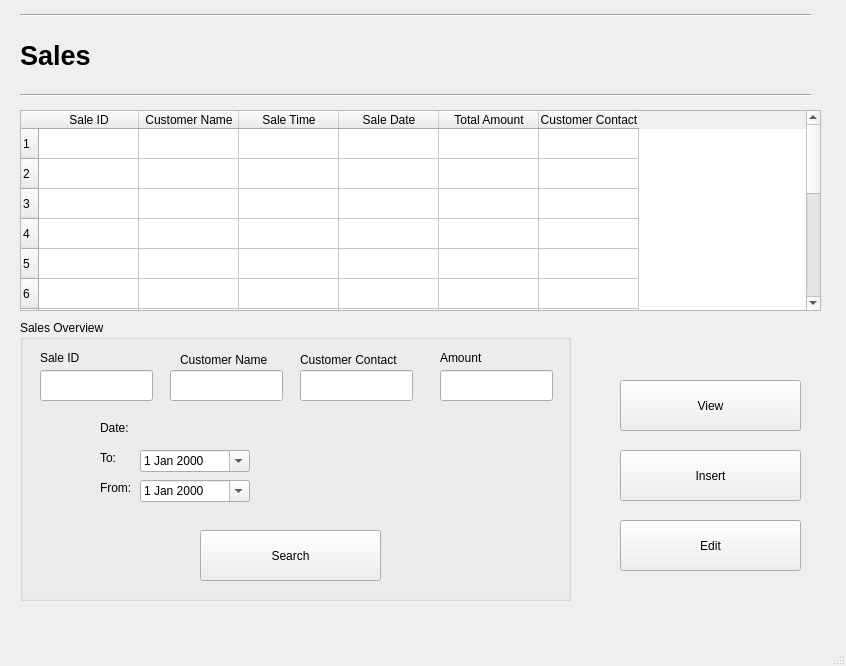
The window that Screens/Sales.ui (basil-ali-khan/Inventory-Management-System) describes before a commit, drawn with Qt 5.
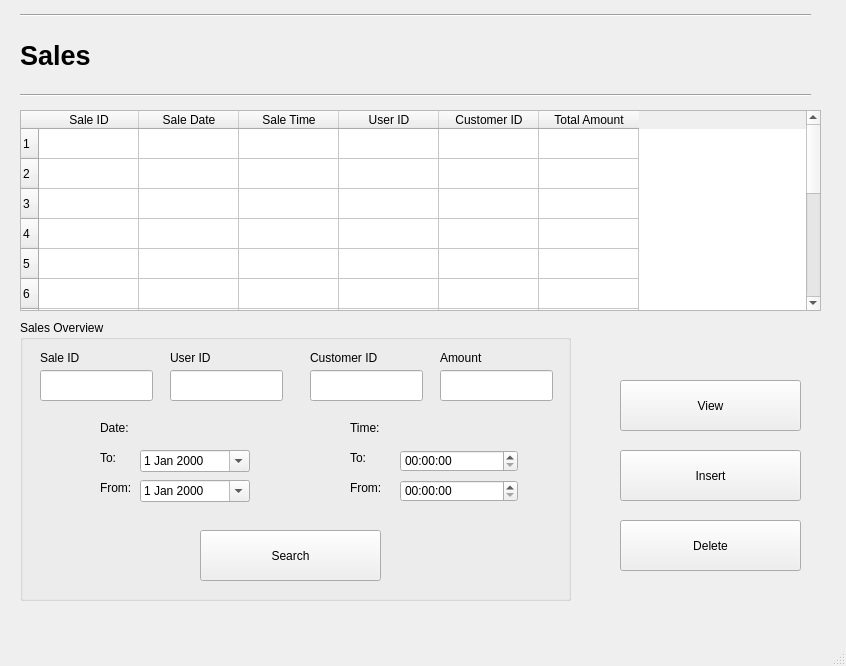
The same window after the commit.

Diff of the .ui file:
```diff
--- a/Screens/Sales.ui
+++ b/Screens/Sales.ui
@@ -143,31 +143,31 @@
       <string>Sale ID</string>
      </property>
     </column>
-    <column>
-     <property name="text">
-      <string>Customer Name</string>
-     </property>
-    </column>
-    <column>
-     <property name="text">
-      <string>Sale Time</string>
-     </property>
-    </column>
     <column>
      <property name="text">
       <string>Sale Date</string>
      </property>
     </column>
+    <column>
+     <property name="text">
+      <string>Sale Time</string>
+     </property>
+    </column>
+    <column>
+     <property name="text">
+      <string>User ID</string>
+     </property>
+    </column>
+    <column>
+     <property name="text">
+      <string>Customer ID</string>
+     </property>
+    </column>
     <column>
      <property name="text">
       <string>Total Amount</string>
      </property>
     </column>
-    <column>
-     <property name="text">
-      <string>Customer Contact</string>
-     </property>
-    </column>
    </widget>
    <widget class="QPushButton" name="pushButton">
     <property name="geometry">
@@ -179,7 +179,7 @@
      </rect>
     </property>
     <property name="text">
-     <string>Edit</string>
+     <string>Delete</string>
     </property>
    </widget>
    <widget class="QGroupBox" name="groupBox">
@@ -230,6 +230,29 @@
       <string>Date:</string>
      </property>
     </widget>
+    <widget class="QLineEdit" name="lineEdit_4">
+     <property name="geometry">
+      <rect>
+       <x>150</x>
+       <y>50</y>
+       <width>113</width>
+       <height>31</height>
+      </rect>
+     </property>
+    </widget>
+    <widget class="QLabel" name="label_5">
+     <property name="geometry">
+      <rect>
+       <x>150</x>
+       <y>30</y>
+       <width>55</width>
+       <height>16</height>
+      </rect>
+     </property>
+     <property name="text">
+      <string>User ID</string>
+     </property>
+    </widget>
     <widget class="QLabel" name="label_6">
      <property name="geometry">
       <rect>
@@ -285,7 +308,7 @@
     <widget class="QLineEdit" name="lineEdit_5">
      <property name="geometry">
       <rect>
-       <x>150</x>
+       <x>290</x>
        <y>50</y>
        <width>113</width>
        <height>31</height>
@@ -298,14 +321,73 @@
     <widget class="QLabel" name="label_8">
      <property name="geometry">
       <rect>
-       <x>160</x>
+       <x>290</x>
        <y>30</y>
-       <width>111</width>
-       <height>20</height>
+       <width>81</width>
+       <height>16</height>
       </rect>
      </property>
      <property name="text">
-      <string>Customer Name</string>
+      <string>Customer ID</string>
+     </property>
+    </widget>
+    <widget class="QLabel" name="label_9">
+     <property name="geometry">
+      <rect>
+       <x>330</x>
+       <y>130</y>
+       <width>55</width>
+       <height>16</height>
+      </rect>
+     </property>
+     <property name="text">
+      <string>To:</string>
+     </property>
+    </widget>
+    <widget class="QLabel" name="label_10">
+     <property name="geometry">
+      <rect>
+       <x>330</x>
+       <y>160</y>
+       <width>55</width>
+       <height>16</height>
+      </rect>
+     </property>
+     <property name="text">
+      <string>From:</string>
+     </property>
+    </widget>
+    <widget class="QLabel" name="label_11">
+     <property name="geometry">
+      <rect>
+       <x>330</x>
+       <y>100</y>
+       <width>55</width>
+       <height>16</height>
+      </rect>
+     </property>
+     <property name="text">
+      <string>Time:</string>
+     </property>
+    </widget>
+    <widget class="QTimeEdit" name="timeEdit">
+     <property name="geometry">
+      <rect>
+       <x>380</x>
+       <y>130</y>
+       <width>118</width>
+       <height>22</height>
+      </rect>
+     </property>
+    </widget>
+    <widget class="QTimeEdit" name="timeEdit_2">
+     <property name="geometry">
+      <rect>
+       <x>380</x>
+       <y>160</y>
+       <width>118</width>
+       <height>22</height>
+      </rect>
      </property>
     </widget>
     <widget class="QPushButton" name="pushButton_2">
@@ -347,32 +429,6 @@
       <string/>
      </property>
     </widget>
-    <widget class="QLineEdit" name="lineEdit_7">
-     <property name="geometry">
-      <rect>
-       <x>280</x>
-       <y>50</y>
-       <width>113</width>
-       <height>31</height>
-      </rect>
-     </property>
-     <property name="text">
-      <string/>
-     </property>
-    </widget>
-    <widget class="QLabel" name="label_9">
-     <property name="geometry">
-      <rect>
-       <x>280</x>
-       <y>30</y>
-       <width>111</width>
-       <height>20</height>
-      </rect>
-     </property>
-     <property name="text">
-      <string>Customer Contact</string>
-     </property>
-    </widget>
    </widget>
    <widget class="Line" name="line_2">
     <property name="geometry">
```
